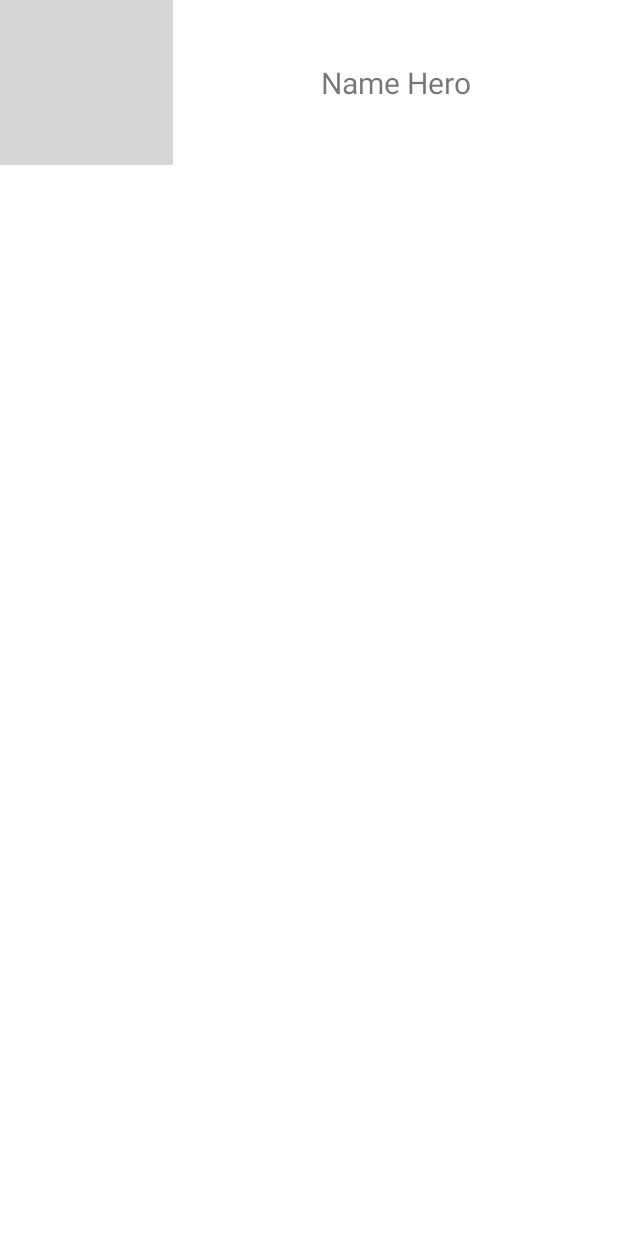
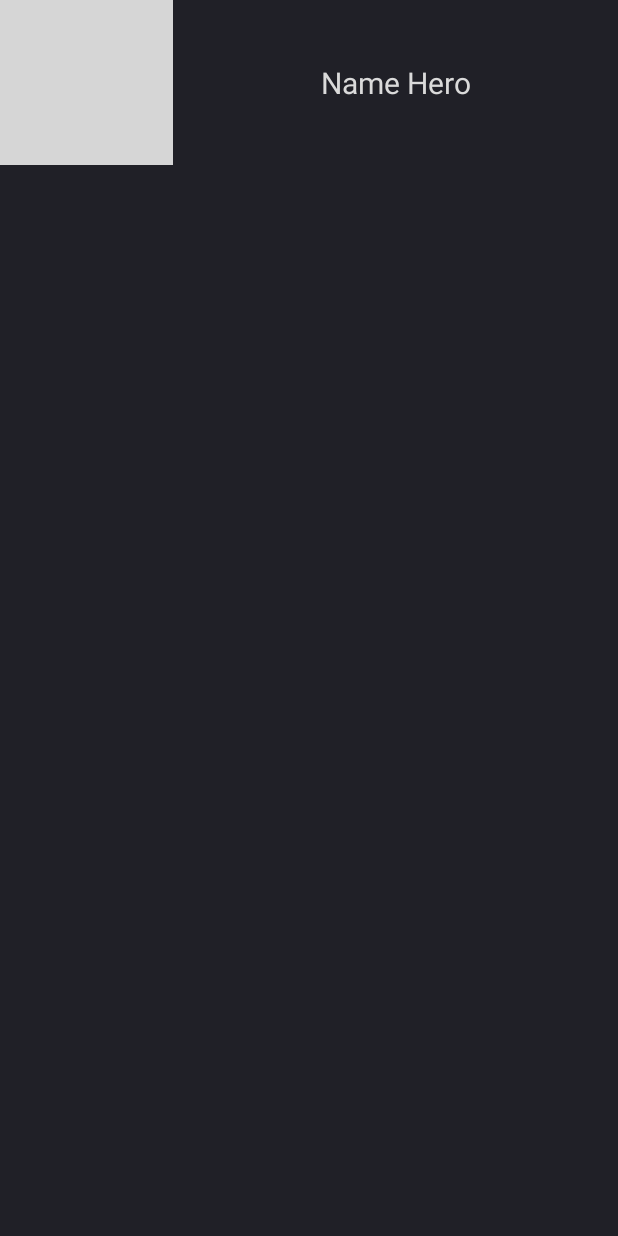
Before and after one commit to javibanda/Marvel, an Android app: the layout item_hero_list.xml on its own in the app's theme, with its tools: preview values and no code run, on a phone screen of 412 x 824 dp. Run offline under Robolectric (Android 15) with nearby library versions, the phone set to English and light mode, and no system bars; grey boxes are pictures that could not be loaded.

Commit message:
Update Interfaces

```diff
--- /dev/null
+++ b/app/src/main/res/drawable/button_shape.xml
@@ -0,0 +1,33 @@
+<?xml version="1.0" encoding="utf-8"?>
+
+<selector xmlns:android="http://schemas.android.com/apk/res/android">
+<!--Disabled    -->
+    <item android:state_enabled="false">
+        <shape android:shape="rectangle">
+            <corners android:radius="20dp" />
+            <solid android:color="@color/colorButtonDisabled"/>
+        </shape>
+    </item>
+<!--Pressed-->
+    <item android:state_pressed="true" >
+        <shape android:shape="rectangle">
+            <corners android:radius="20dp" />
+            <solid android:color="@color/colorButtonPressed"/>
+        </shape>
+    </item>
+<!--Focused-->
+    <item android:state_focused="true" >
+        <shape android:shape="rectangle">
+            <corners android:radius="20dp" />
+            <solid android:color="@color/colorButtonFocused"/>
+        </shape>
+    </item>
+<!--Normal-->
+    <item>
+        <shape android:shape="rectangle">
+            <corners android:radius="20dp" />
+            <solid android:color="@color/colorButton"/>
+        </shape>
+    </item>
+
+</selector>
--- a/app/src/main/res/layout/fragment_hero.xml
+++ b/app/src/main/res/layout/fragment_hero.xml
@@ -67,7 +67,9 @@
                 android:layout_height="wrap_content"
                 android:layout_marginStart="24dp"
                 android:layout_marginTop="24dp"
+                android:layout_marginBottom="24dp"
                 android:text="SERIES"
+                app:layout_constraintBottom_toBottomOf="parent"
                 app:layout_constraintStart_toStartOf="parent"
                 app:layout_constraintTop_toBottomOf="@+id/btnComics" />
 
--- a/app/src/main/res/layout/item_hero_list.xml
+++ b/app/src/main/res/layout/item_hero_list.xml
@@ -3,15 +3,18 @@
     xmlns:app="http://schemas.android.com/apk/res-auto"
     xmlns:tools="http://schemas.android.com/tools"
     android:layout_width="match_parent"
-    android:layout_height="wrap_content">
+    android:layout_height="wrap_content"
+    android:background="@color/colorPrimary"
+    android:layout_marginBottom="5dp">
+
 
     <TextView
         android:id="@+id/txtNameHero"
         android:layout_width="0dp"
         android:layout_height="0dp"
+        android:gravity="center"
         android:text="Name Hero"
         android:textSize="20dp"
-        android:gravity="center"
         app:layout_constraintBottom_toBottomOf="@+id/imgHero"
         app:layout_constraintEnd_toEndOf="parent"
         app:layout_constraintHorizontal_bias="0.413"
@@ -29,8 +32,11 @@
         android:id="@+id/imgHero"
         android:layout_width="0dp"
         android:layout_height="110dp"
+        app:layout_constraintBottom_toBottomOf="parent"
         app:layout_constraintEnd_toStartOf="@+id/guideline"
         app:layout_constraintStart_toStartOf="parent"
         app:layout_constraintTop_toTopOf="parent"
         tools:srcCompat="@tools:sample/avatars" />
+
+
 </androidx.constraintlayout.widget.ConstraintLayout>
--- a/app/src/main/res/values/colors.xml
+++ b/app/src/main/res/values/colors.xml
@@ -7,4 +7,18 @@
     <color name="teal_700">#FF018786</color>
     <color name="black">#FF000000</color>
     <color name="white">#FFFFFFFF</color>
+
+    <color name="colorPrimary">#202027</color>
+    <color name="colorPrimaryDark">#FF202027</color>
+    <color name="colorButton">#18A6D6</color>
+    <color name="colorButtonDisabled">#aedfef</color>
+    <color name="colorButtonPressed">#004a7e</color>
+    <color name="colorButtonFocused">#0079b0</color>
+    <color name="colorDivider">#0DFFFFFF</color>
+    <color name="colorRecyclerViewTimeBackground">#FF36363E</color>
+    <color name="colorRecyclerViewChannelBackground">#FF1F1F25</color>
+    <color name="colorRecyclerViewTimeItemNotSelected">#FF67676D</color>
+    <color name="colorText">#FFDADADA</color>
+    <color name="colorStatusBar">#FF151519</color>
+
 </resources>
--- a/app/src/main/res/values/strings.xml
+++ b/app/src/main/res/values/strings.xml
@@ -2,4 +2,5 @@
     <string name="app_name">Marvel</string>
     <!-- TODO: Remove or change this placeholder text -->
     <string name="hello_blank_fragment">Hello blank fragment</string>
+    <string name="no_description">Without description</string>
 </resources>
--- /dev/null
+++ b/app/src/main/res/values/style.xml
@@ -0,0 +1,16 @@
+<?xml version="1.0" encoding="utf-8"?>
+<resources>
+
+    <style name="ButtonStyle" parent="@style/Widget.AppCompat.Button.Borderless">
+        <item name="android:background">@drawable/button_shape</item>
+        <item name="android:paddingLeft">15dp</item>
+        <item name="android:paddingRight">15dp</item>
+        <item name="android:paddingTop">6dp</item>
+        <item name="android:paddingBottom">6dp</item>
+        <item name="android:textColor">@color/black</item>
+        <item name="android:textAllCaps">true</item>
+        <item name="android:minHeight">20dp</item>
+        <item name="android:textSize">18dp</item>
+    </style>
+
+</resources>
--- a/app/src/main/res/values/themes.xml
+++ b/app/src/main/res/values/themes.xml
@@ -1,16 +1,18 @@
 <resources xmlns:tools="http://schemas.android.com/tools">
     <!-- Base application theme. -->
-    <style name="Theme.Marvel" parent="Theme.MaterialComponents.DayNight.DarkActionBar">
+    <style name="Theme.Marvel" parent="Theme.MaterialComponents.DayNight.NoActionBar">
         <!-- Primary brand color. -->
-        <item name="colorPrimary">@color/purple_500</item>
-        <item name="colorPrimaryVariant">@color/purple_700</item>
-        <item name="colorOnPrimary">@color/white</item>
-        <!-- Secondary brand color. -->
-        <item name="colorSecondary">@color/teal_200</item>
-        <item name="colorSecondaryVariant">@color/teal_700</item>
+        <item name="colorPrimary">@color/colorPrimary</item>
+        <item name="colorPrimaryDark">@color/colorPrimaryDark</item>
+        <item name="colorAccent">@color/colorButton</item>
+        <item name="android:textColor">@color/colorText</item>
+        <item name="background">@color/colorPrimary</item>
+        <item name="android:itemBackground">@color/colorPrimary</item>
+        <item name="android:windowBackground">@color/colorPrimary</item>
         <item name="colorOnSecondary">@color/black</item>
         <!-- Status bar color. -->
         <item name="android:statusBarColor" tools:targetApi="l">?attr/colorPrimaryVariant</item>
         <!-- Customize your theme here. -->
+        <item name="materialButtonStyle">@style/ButtonStyle</item>
     </style>
 </resources>
```
Also changed, not shown: app/src/main/java/com/example/marvel/fragments/HeroFragment.kt (+13 -1 lines), app/src/main/res/drawable/ic_baseline_arrow_back_ios_24.xml (added, +10 -0 lines), app/src/main/res/drawable/ic_baseline_arrow_forward_ios_24.xml (added, +10 -0 lines), app/src/main/res/layout/fragment_list_heroes.xml (+17 -12 lines).
